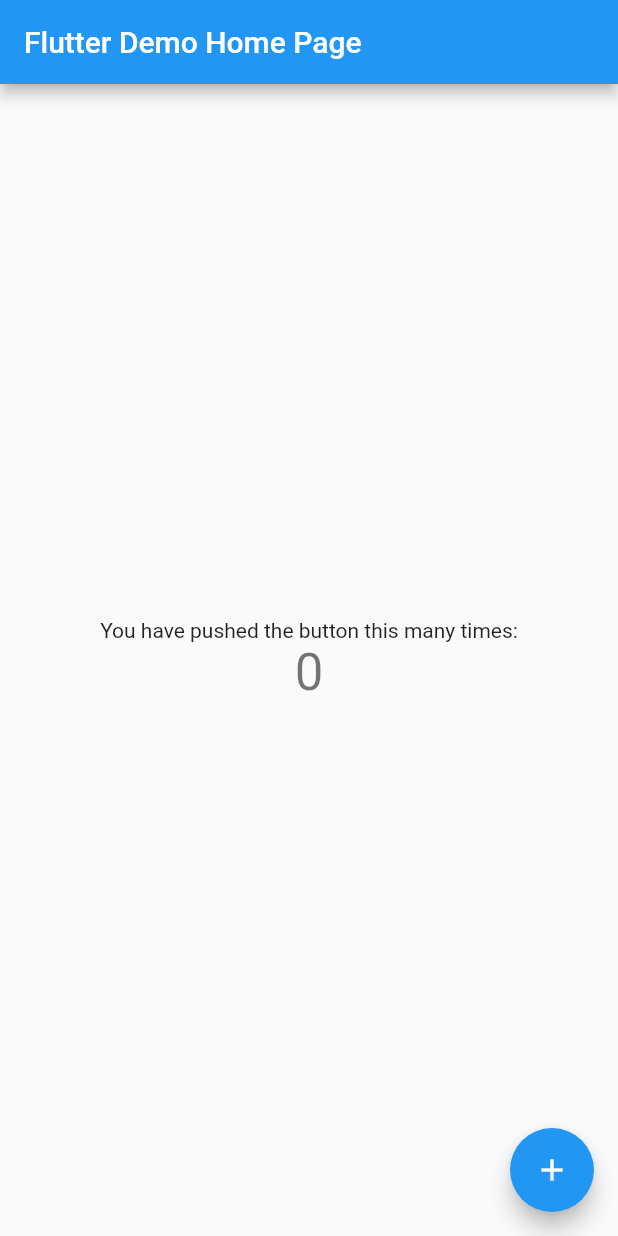
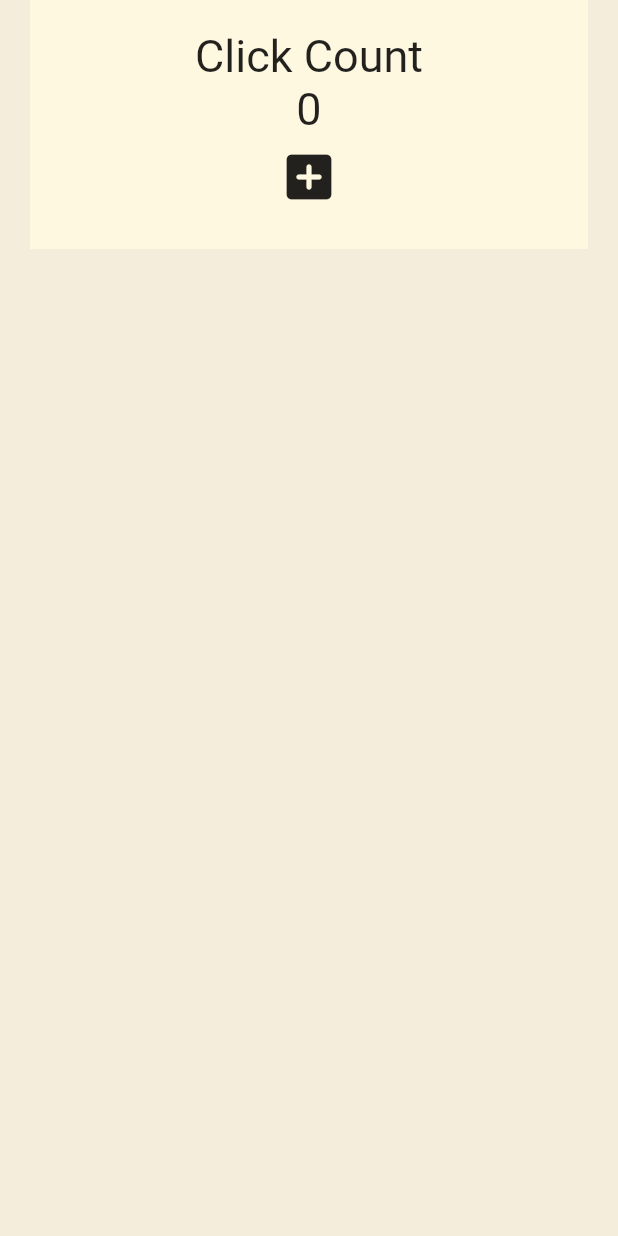
Before and after one commit to haebi/flutter_study, a Flutter app: the screen it shows after launch, on a phone screen of 412 x 824 dp. Run offline on Flutter 3.47's test engine with Material 2 defaults, Android fonts, the phone set to English and light mode, and no system bars.

Commit message:
setState
setState

```diff
--- a/stateful_widgets/lib/main.dart
+++ b/stateful_widgets/lib/main.dart
@@ -1,115 +1,67 @@
 import 'package:flutter/material.dart';
 
 void main() {
-  runApp(const MyApp());
+  runApp(const App());
 }
 
-class MyApp extends StatelessWidget {
-  const MyApp({super.key});
+class App extends StatefulWidget {
+  const App({super.key});
 
-  // This widget is the root of your application.
   @override
-  Widget build(BuildContext context) {
-    return MaterialApp(
-      title: 'Flutter Demo',
-      theme: ThemeData(
-        // This is the theme of your application.
-        //
-        // Try running your application with "flutter run". You'll see the
-        // application has a blue toolbar. Then, without quitting the app, try
-        // changing the primarySwatch below to Colors.green and then invoke
-        // "hot reload" (press "r" in the console where you ran "flutter run",
-        // or simply save your changes to "hot reload" in a Flutter IDE).
-        // Notice that the counter didn't reset back to zero; the application
-        // is not restarted.
-        primarySwatch: Colors.blue,
-      ),
-      home: const MyHomePage(title: 'Flutter Demo Home Page'),
-    );
-  }
+  State<App> createState() => _AppState();
 }
 
-class MyHomePage extends StatefulWidget {
-  const MyHomePage({super.key, required this.title});
+class _AppState extends State<App> {
+  int counter = 0;
 
-  // This widget is the home page of your application. It is stateful, meaning
-  // that it has a State object (defined below) that contains fields that affect
-  // how it looks.
-
-  // This class is the configuration for the state. It holds the values (in this
-  // case the title) provided by the parent (in this case the App widget) and
-  // used by the build method of the State. Fields in a Widget subclass are
-  // always marked "final".
-
-  final String title;
-
-  @override
-  State<MyHomePage> createState() => _MyHomePageState();
-}
-
-class _MyHomePageState extends State<MyHomePage> {
-  int _counter = 0;
-
-  void _incrementCounter() {
+  void onClicked() {
     setState(() {
-      // This call to setState tells the Flutter framework that something has
-      // changed in this State, which causes it to rerun the build method below
-      // so that the display can reflect the updated values. If we changed
-      // _counter without calling setState(), then the build method would not be
-      // called again, and so nothing would appear to happen.
-      _counter++;
+      counter = counter + 1;
     });
   }
 
   @override
   Widget build(BuildContext context) {
-    // This method is rerun every time setState is called, for instance as done
-    // by the _incrementCounter method above.
-    //
-    // The Flutter framework has been optimized to make rerunning build methods
-    // fast, so that you can just rebuild anything that needs updating rather
-    // than having to individually change instances of widgets.
-    return Scaffold(
-      appBar: AppBar(
-        // Here we take the value from the MyHomePage object that was created by
-        // the App.build method, and use it to set our appbar title.
-        title: Text(widget.title),
-      ),
-      body: Center(
-        // Center is a layout widget. It takes a single child and positions it
-        // in the middle of the parent.
-        child: Column(
-          // Column is also a layout widget. It takes a list of children and
-          // arranges them vertically. By default, it sizes itself to fit its
-          // children horizontally, and tries to be as tall as its parent.
-          //
-          // Invoke "debug painting" (press "p" in the console, choose the
-          // "Toggle Debug Paint" action from the Flutter Inspector in Android
-          // Studio, or the "Toggle Debug Paint" command in Visual Studio Code)
-          // to see the wireframe for each widget.
-          //
-          // Column has various properties to control how it sizes itself and
-          // how it positions its children. Here we use mainAxisAlignment to
-          // center the children vertically; the main axis here is the vertical
-          // axis because Columns are vertical (the cross axis would be
-          // horizontal).
-          mainAxisAlignment: MainAxisAlignment.center,
-          children: <Widget>[
-            const Text(
-              'You have pushed the button this many times:',
+    return MaterialApp(
+      home: Scaffold(
+        backgroundColor: const Color(0xFFF4EDDB),
+        body: SingleChildScrollView(
+          child: Padding(
+            padding: const EdgeInsets.symmetric(
+              horizontal: 20,
             ),
-            Text(
-              '$_counter',
-              style: Theme.of(context).textTheme.headlineMedium,
+            child: Container(
+              color: Colors.amber[50],
+              child: Padding(
+                padding: const EdgeInsets.all(20.0),
+                child: Row(
+                  mainAxisAlignment: MainAxisAlignment.center,
+                  children: [
+                    Column(
+                      mainAxisAlignment: MainAxisAlignment.center,
+                      children: [
+                        const Text(
+                          'Click Count',
+                          style: TextStyle(fontSize: 30),
+                        ),
+                        Text(
+                          '$counter',
+                          style: const TextStyle(fontSize: 30),
+                        ),
+                        IconButton(
+                          iconSize: 40,
+                          onPressed: onClicked,
+                          icon: const Icon(Icons.add_box_rounded),
+                        ),
+                      ],
+                    ),
+                  ],
+                ),
+              ),
             ),
-          ],
+          ),
         ),
       ),
-      floatingActionButton: FloatingActionButton(
-        onPressed: _incrementCounter,
-        tooltip: 'Increment',
-        child: const Icon(Icons.add),
-      ), // This trailing comma makes auto-formatting nicer for build methods.
     );
   }
 }
```
